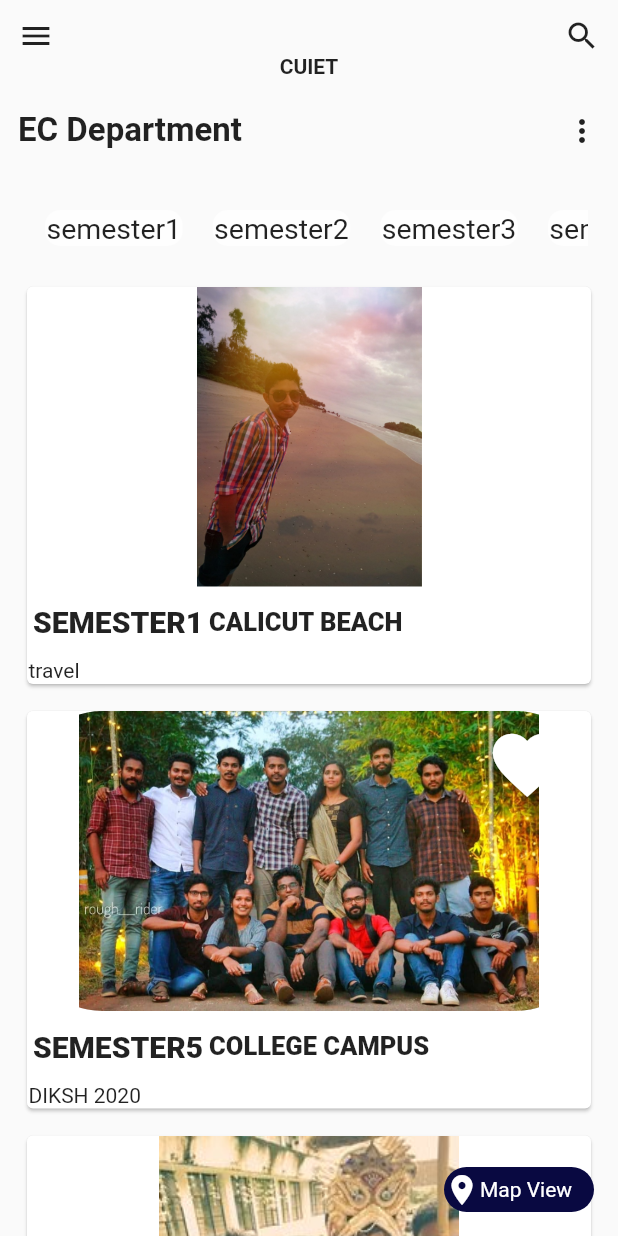
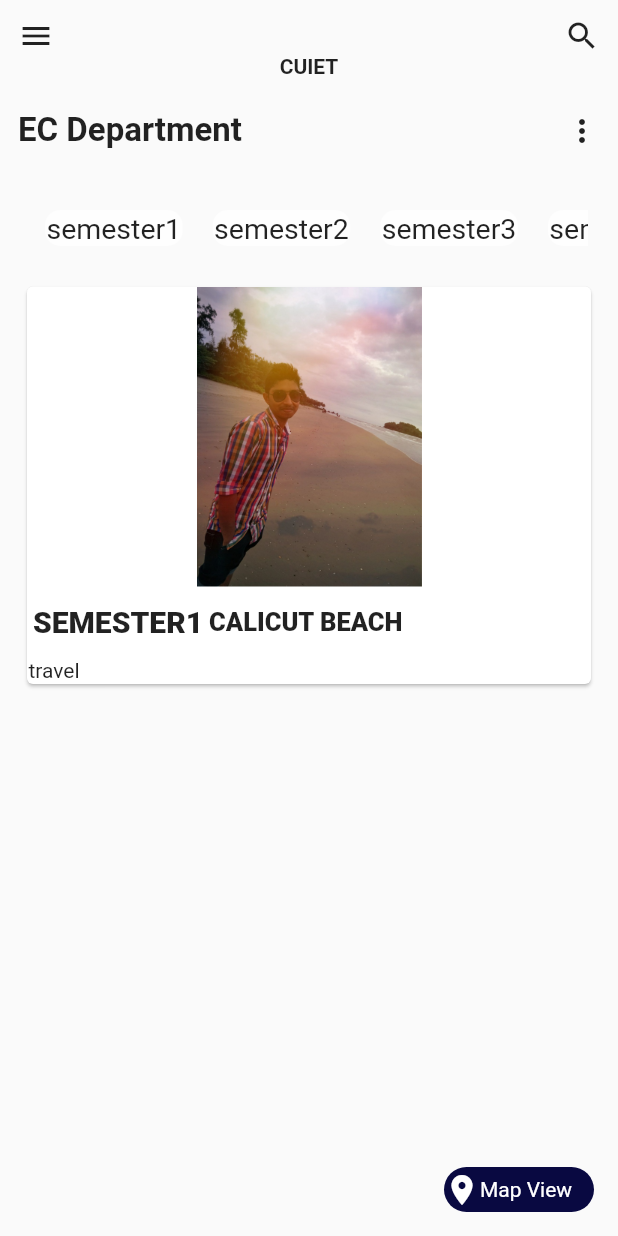
Before and after one commit to arunkumard001/bujid, a Flutter app: the screen it shows after launch, on a phone screen of 412 x 824 dp. Run offline on Flutter 3.47's test engine with Material 2 defaults, Android fonts, the phone set to English and light mode, and no system bars.

Commit message:
complete listview

```diff
--- a/lib/screen/datamodel.dart
+++ b/lib/screen/datamodel.dart
@@ -5,3 +5,7 @@ class Datamodel {
   String imgpath;
   Datamodel({this.semester, this.place, this.event, this.imgpath});
 }
+class Semester{
+  String semester;
+  Semester({this.semester});
+}
--- a/lib/screen/mainpage.dart
+++ b/lib/screen/mainpage.dart
@@ -27,6 +27,18 @@ class Mainpage extends StatelessWidget {
       imgpath: "assets/img/2.jpg",
     ),
   ];
+  List<Semester> semester1 = [
+    Semester(
+      semester: "semester1",
+    ),
+    Semester(semester: "semester2"),
+    Semester(semester: "semester3"),
+    Semester(semester: "semester4"),
+    Semester(semester: "semester5"),
+    Semester(semester: "semester6"),
+    Semester(semester: "semester7"),
+    Semester(semester: "semester8"),
+  ];
   @override
   Widget build(BuildContext context) {
     return ListView(
@@ -47,27 +59,21 @@ class Mainpage extends StatelessWidget {
                 width: MediaQuery.of(context).size.width,
                 child: Padding(
                   padding: const EdgeInsets.all(8.0),
-                  child: ListView(
+                  child: ListView.builder(
+                    itemCount: semester1.length,
                     scrollDirection: Axis.horizontal,
-                    children: [
-                      Sem(
-                        title: "semester1",
-                      ),
-                      Sem(title: "semester2"),
-                      Sem(title: "semester3"),
-                      Sem(title: "semester4"),
-                      Sem(title: "semester5"),
-                      Sem(title: "semester6"),
-                      Sem(title: "semester7"),
-                      Sem(title: "semester8"),
-                    ],
+                    itemBuilder: (BuildContext context, int index) {
+                      return Sem(
+                        title: semester1[index].semester,
+                      );
+                    },
                   ),
                 ),
               ),
               ListView.builder(
                 shrinkWrap: true,
                 physics: NeverScrollableScrollPhysics(),
-                itemCount: housedata.length,
+                itemCount: 1,
                 itemBuilder: (BuildContext context, int index) {
                   return GestureDetector(
                     onTap: () {
@@ -97,6 +103,6 @@ class Mainpage extends StatelessWidget {
       "imgpath": housedata[index].imgpath,
     };
     Navigator.of(context)
-        .pushNamed(Showalldetail.routename, arguments: arugument1);
+        .pushNamed(Showalldetail.routename, arguments:arugument1);
   }
 }
```
